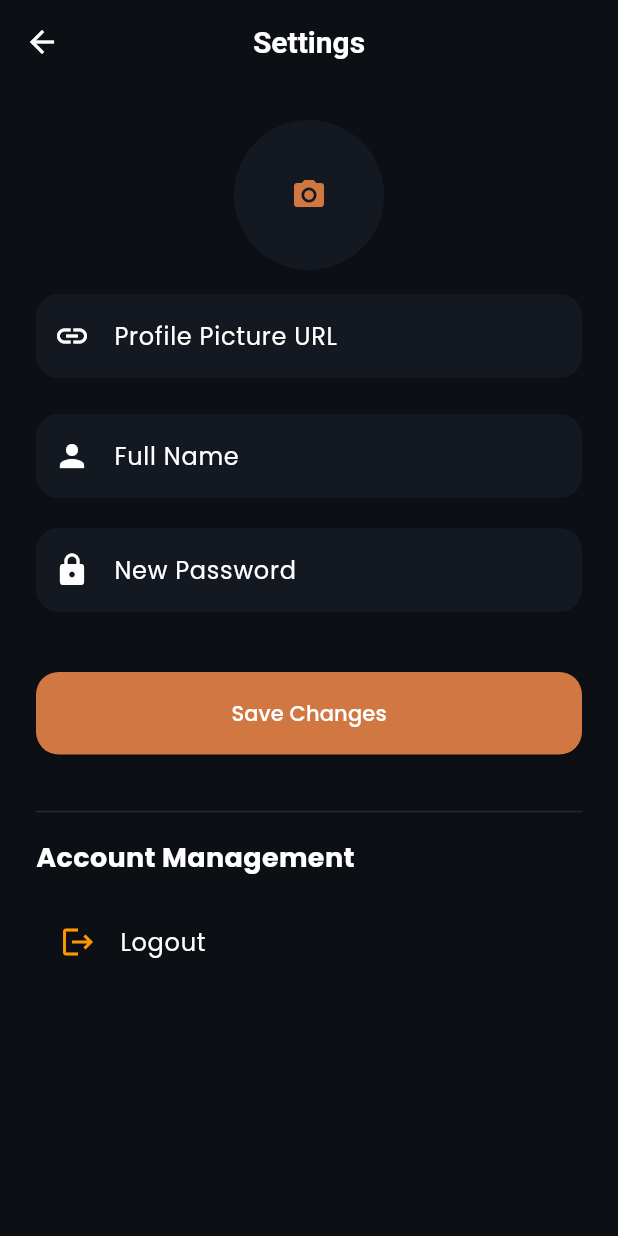
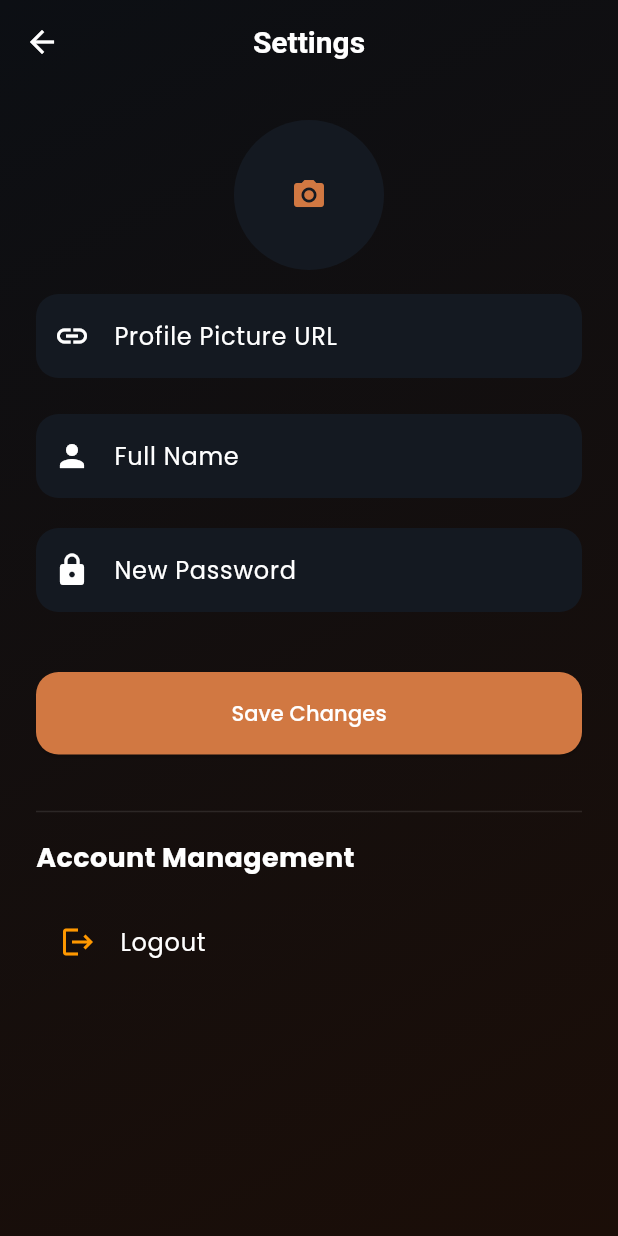
Before and after one commit to U-Byte-uni/Flutter_Project-Easy_Cafe, a Flutter app: the SettingsScreen screen opened directly, on a phone screen of 412 x 824 dp. Run offline on Flutter 3.47's test engine with Material 3 defaults, Android fonts, the phone set to English and light mode, and no system bars; our stand-ins replace flutter_dotenv, google_fonts, supabase_flutter; accounts and stored records are empty.

Commit message:
fix: full-page gradient and favorites back button
- LoginScreen: add width/height infinity to gradient Container to guarantee full screen fill
- ProfileScreen: add backgroundColor: Colors.transparent so NavWrapper gradient shows through
- SettingsScreen: add gradient Container with SafeArea, transparent AppBar, extendBodyBehindAppBar
- FavoritesScreen: add own gradient Container (works for both tab and pushed-route contexts); add conditional back button using Navigator.canPop(context)

Agent-Logs-Url: https://github.com/U-Byte-uni/Flutter_Project-Easy_Cafe/sessions/bf7e37b8-dc16-42fb-9e81-6d2fefc76779

Co-authored-by: U-Byte-uni <262261234+U-Byte-uni@users.noreply.github.com>

```diff
--- a/lib/views/login_screen.dart
+++ b/lib/views/login_screen.dart
@@ -58,6 +58,8 @@ class _LoginScreenState extends State<LoginScreen> {
   Widget build(BuildContext context) {
     return Scaffold(
       body: Container(
+        width: double.infinity,
+        height: double.infinity,
         decoration: const BoxDecoration(gradient: AppTheme.backgroundGradient),
         child: SafeArea(
           child: SingleChildScrollView(
--- a/lib/views/profile_screen.dart
+++ b/lib/views/profile_screen.dart
@@ -21,6 +21,7 @@ class ProfileScreen extends StatelessWidget {
         : 'User';
 
     return Scaffold(
+      backgroundColor: Colors.transparent,
       appBar: AppBar(
         title: const Text('Profile'),
         backgroundColor: Colors.transparent,
--- a/lib/views/settings_screen.dart
+++ b/lib/views/settings_screen.dart
@@ -35,11 +35,21 @@ class _SettingsScreenState extends State<SettingsScreen> {
   @override
   Widget build(BuildContext context) {
     return Scaffold(
-      appBar: AppBar(title: const Text('Settings')),
-      body: SingleChildScrollView(
-        padding: const EdgeInsets.all(24),
-        child: Column(
-          children: [
+      extendBodyBehindAppBar: true,
+      appBar: AppBar(
+        title: const Text('Settings'),
+        backgroundColor: Colors.transparent,
+        elevation: 0,
+      ),
+      body: Container(
+        width: double.infinity,
+        height: double.infinity,
+        decoration: const BoxDecoration(gradient: AppTheme.backgroundGradient),
+        child: SafeArea(
+          child: SingleChildScrollView(
+            padding: const EdgeInsets.all(24),
+            child: Column(
+              children: [
             const CircleAvatar(
               radius: 50,
               backgroundColor: AppTheme.cardColor,
@@ -88,6 +98,8 @@ class _SettingsScreenState extends State<SettingsScreen> {
             _buildAccountSection(),
           ],
         ),
+      ),
+      ),
       ),
     );
   }
```
Also changed, not shown: lib/views/favorites_screen.dart (+19 -1 lines).
